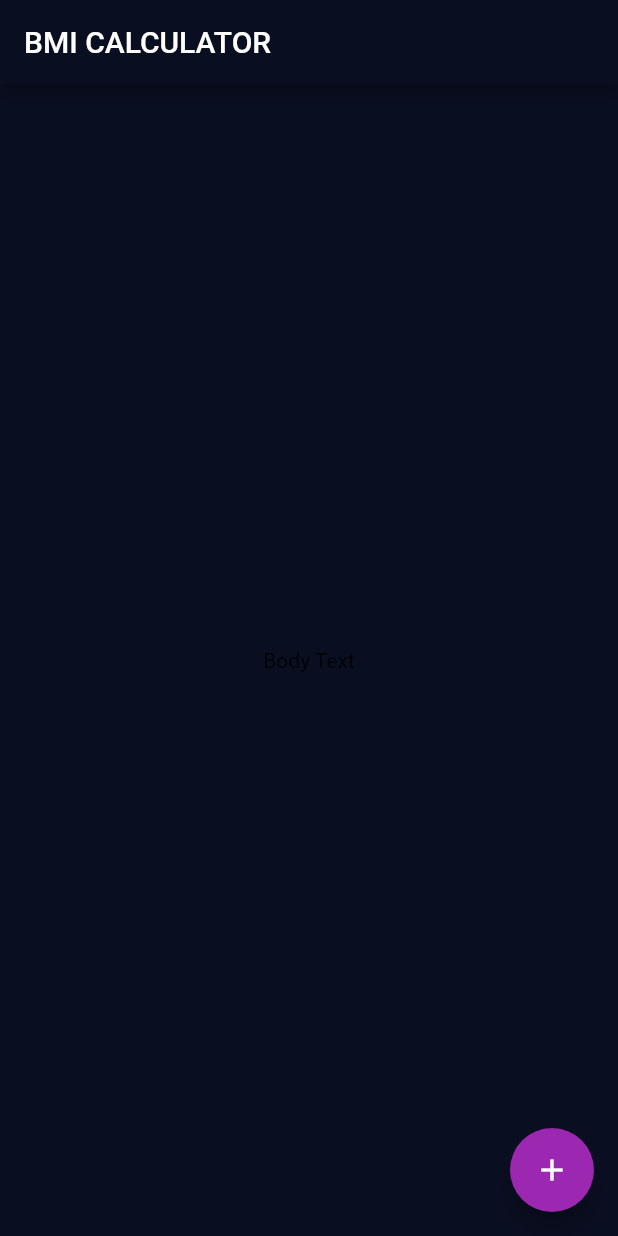
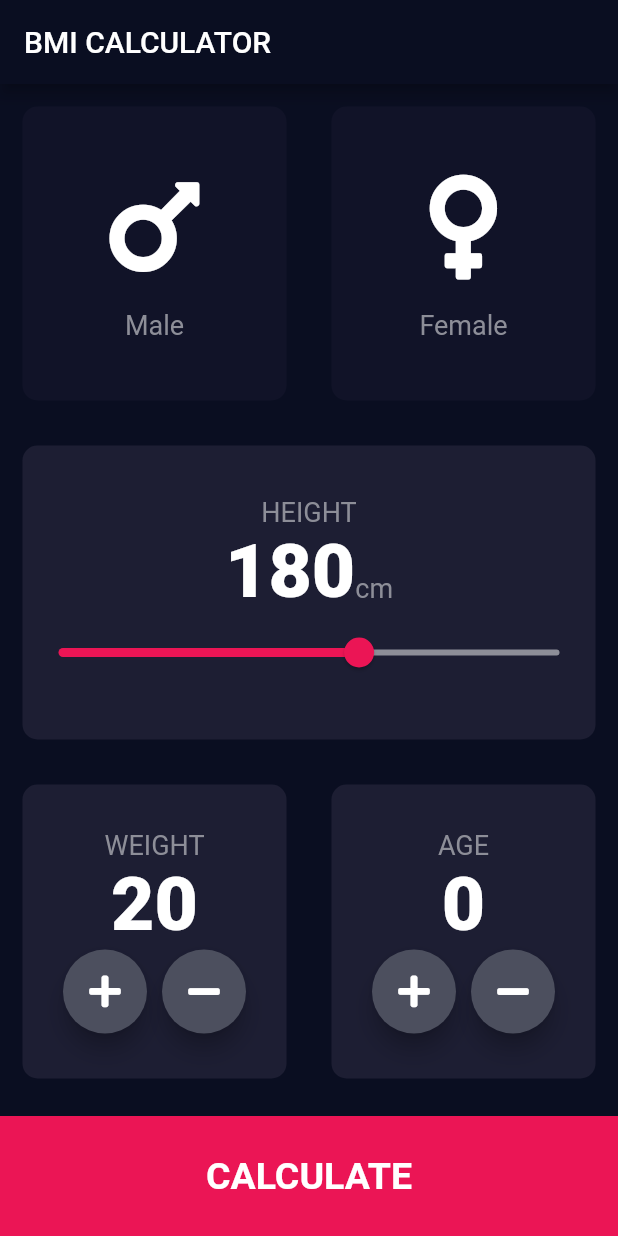
Before and after one commit to nagendra0032/bmicalc, a Flutter app: the screen it shows after launch, on a phone screen of 412 x 824 dp. Run offline on Flutter 3.47's test engine with Material 2 defaults, Android fonts, the phone set to English and light mode, and no system bars; our stand-ins replace font_awesome_flutter.

Commit message:
third commit

```diff
--- /dev/null
+++ b/lib/bottom_button.dart
@@ -0,0 +1,30 @@
+import 'package:flutter/material.dart';
+import 'package:bmicalc/constants.dart';
+import 'package:bmicalc/results_page.dart';
+
+class BottomButton extends StatelessWidget {
+
+  BottomButton({@required this.onTap, @required this.buttonTitle});
+
+  final Function onTap;
+  final String buttonTitle;
+  @override
+  Widget build(BuildContext context) {
+    return GestureDetector(
+      onTap: onTap,
+      child: Container(
+        child: Center(
+          child: Text(buttonTitle,
+            style: kLargeButtonTextStyle,
+
+          ),
+        ),
+        color: kBottomContainerColour,
+        margin: EdgeInsets.only(top: 10.0),
+//              padding: EdgeInsets.only(bottom: 20.0),
+        width: double.infinity,
+        height: kBottomContainerHeight,
+      ),
+    );
+  }
+}
--- /dev/null
+++ b/lib/calculator_brain.dart
@@ -0,0 +1,35 @@
+import 'package:flutter/material.dart';
+import 'dart:math';
+class CalculatorBrain {
+  CalculatorBrain({this.height, this.weight});
+
+  final int height;
+  final int weight;
+
+  double _bmi;
+
+  String calculateBMI() {
+    _bmi = weight / pow(height / 100, 2);
+    return _bmi.toStringAsFixed(1);
+  }
+
+  String getResult() {
+    if(_bmi >= 25) {
+      return 'Overweight';
+    } else if (_bmi > 18.5) {
+      return 'Normal';
+    } else {
+      return 'Underweight';
+    }
+  }
+
+  String getInterpretation() {
+    if(_bmi >= 25) {
+      return 'You have a higher than normal body weight. Try to excercise more';
+    } else if (_bmi > 18.5) {
+      return 'You have a normal body weight. Good job';
+    } else {
+      return 'You have a lower than normal body weight. You can eat a bit more';
+    }
+  }
+}
--- /dev/null
+++ b/lib/constants.dart
@@ -0,0 +1,44 @@
+import 'package:flutter/material.dart';
+
+
+const kBottomContainerHeight = 80.0;
+const kActiveCardColour = Color(0xFF1D1E33);
+const kInactiveCardColour = Color(0xFF111328);
+const kBottomContainerColour = Color(0xFFEB1555);
+
+const kFontStyle =  TextStyle(
+  fontSize: 50,
+  fontWeight: FontWeight.w900,
+
+);
+
+const kLabelTextStyle = TextStyle(
+  fontSize: 18.0,
+  color: Color(0xFF8D8E98),
+);
+
+const kLargeButtonTextStyle = TextStyle(
+  fontSize: 25.0,
+  fontWeight: FontWeight.bold,
+);
+
+const kTitleTextStyle = TextStyle(
+  fontSize: 50.0,
+  fontWeight: FontWeight.bold,
+);
+
+const kResultTextStyle = TextStyle(
+  color: Color(0xFF24D878),
+  fontSize: 22.0,
+  fontWeight: FontWeight.bold,
+
+);
+
+const kBMITextStyle = TextStyle(
+  fontSize: 100.0,
+  fontWeight: FontWeight.bold,
+);
+
+const kBodyTextStyle = TextStyle(
+  fontSize: 22.0,
+);
--- /dev/null
+++ b/lib/icon_content.dart
@@ -0,0 +1,31 @@
+import 'package:flutter/material.dart';
+import 'package:bmicalc/constants.dart';
+const iconSize = 80.0;
+
+class IconContent extends StatelessWidget {
+
+  IconContent({this.icon, this.label});
+
+  final IconData icon;
+  final String label;
+
+  @override
+  Widget build(BuildContext context) {
+    return Column(
+      mainAxisAlignment: MainAxisAlignment.center,
+      children: <Widget>[
+        Icon(
+          icon,
+          size: iconSize,
+        ),
+        SizedBox(
+          height: 15.0,
+        ),
+        Text(
+          label,
+          style: kLabelTextStyle,
+        ),
+      ],
+    );
+  }
+}
--- /dev/null
+++ b/lib/input_page.dart
@@ -0,0 +1,266 @@
+import 'package:bmicalc/results_page.dart';
+import 'package:flutter/material.dart';
+import 'package:font_awesome_flutter/font_awesome_flutter.dart';
+import 'package:bmicalc/icon_content.dart';
+import 'package:bmicalc/reusable_card.dart';
+import 'package:bmicalc/constants.dart';
+import 'package:bmicalc/results_page.dart';
+import 'package:bmicalc/bottom_button.dart';
+import 'package:bmicalc/calculator_brain.dart';
+
+
+enum Gender {
+  male,
+  female
+}
+
+class InputPage extends StatefulWidget {
+  @override
+  _InputPageState createState() => _InputPageState();
+}
+
+class _InputPageState extends State<InputPage> {
+
+//  Color maleCardColour = inactiveCardColour;
+//  Color femaleCardColour = inactiveCardColour;
+    Gender selectGender;
+    int height = 180;
+    int weight = 20;
+    int age = 0;
+
+//  void updateColour(Gender gender) {
+//    if(gender == Gender.male) {
+//      if(maleCardColour == inactiveCardColour) {
+//        maleCardColour = activeCardColour;
+//        femaleCardColour = inactiveCardColour;
+//      } else {
+//        maleCardColour = inactiveCardColour;
+//      }
+//    }
+//
+//    if(gender == Gender.female) {
+//      if(femaleCardColour == inactiveCardColour) {
+//        femaleCardColour = activeCardColour;
+//        maleCardColour = inactiveCardColour;
+//      } else {
+//        femaleCardColour = inactiveCardColour;
+//      }
+//    }
+//  }
+
+  @override
+  Widget build(BuildContext context) {
+    return Scaffold(
+      appBar: AppBar(
+        title: Text('BMI CALCULATOR'),
+      ),
+      body: Column(
+        crossAxisAlignment: CrossAxisAlignment.stretch,
+        children: <Widget>[
+          Expanded(child: Row(
+            children: <Widget>[
+              Expanded(child: ReusableCard(
+                onPress: () {
+                  setState(() {
+                    selectGender = Gender.male;
+                  });
+                },
+                colour:selectGender == Gender.male ? kActiveCardColour : kInactiveCardColour,
+                cardChild: IconContent(
+                  icon:  FontAwesomeIcons.mars,
+                  label: "Male",
+                ),
+              ),
+              ),
+              Expanded(child: ReusableCard(
+                onPress: () {
+                  setState(() {
+                    selectGender = Gender.female;
+                  });
+                },
+                colour:selectGender == Gender.female ? kActiveCardColour : kInactiveCardColour,
+                cardChild: IconContent(
+                  icon: FontAwesomeIcons.venus,
+                  label: "Female",
+                ),
+              ),
+              ),
+            ],
+          ),),
+          Expanded(child: ReusableCard(
+            colour:kActiveCardColour,
+            cardChild: Column(
+              mainAxisAlignment: MainAxisAlignment.center,
+              children: <Widget>[
+                Text('HEIGHT',
+                  style: kLabelTextStyle,
+                ),
+                Row(
+                  mainAxisAlignment: MainAxisAlignment.center,
+                  crossAxisAlignment: CrossAxisAlignment.baseline,
+                  textBaseline: TextBaseline.alphabetic,
+                  children: <Widget>[
+                    Text(height.toString(),
+                      style:kFontStyle,
+                    ),
+                    Text('cm',
+                    style:kLabelTextStyle,
+                    ),
+                  ],
+                ),
+                Slider(
+                  value: height.toDouble(),
+                  min: 120.0,
+                  max: 220,
+                  activeColor: Color(0xFFEB1555),
+                  inactiveColor: Color(0xFF8D8E98),
+                  onChanged: (double newValue) {
+                   setState(() {
+                     height = newValue.round();
+                   });
+                  },
+
+                    ),
+              ],
+            ),
+          ),
+          ),
+          Expanded(child: Row(
+            children: <Widget>[
+              Expanded(child: ReusableCard(
+                colour:kActiveCardColour,
+                cardChild: Column(
+                  mainAxisAlignment: MainAxisAlignment.center,
+                  children: <Widget>[
+                    Text('WEIGHT',
+                      style: kLabelTextStyle,
+                    ),
+                    Text(weight.toString(),
+                      style: kFontStyle,
+                    ),
+                    Row(
+                      mainAxisAlignment: MainAxisAlignment.center,
+                      children: <Widget>[
+                        RoundIconButton(
+                          icon: FontAwesomeIcons.plus,
+                          onPressed: (){
+                            setState(() {
+                              weight++;
+                            });
+                          },
+                        ),
+//                        FloatingActionButton(
+//                          backgroundColor: Color(0xFF4C4F5E),
+//                          child: Icon(
+//                            Icons.add,
+//                            color: Colors.white,
+//
+//                          ),
+//                        ),
+                        SizedBox(width: 10.0,),
+                        RoundIconButton(
+                          icon: FontAwesomeIcons.minus,
+                          onPressed: (){
+                            setState(() {
+                              weight--;
+                            });
+                          },
+                        ),
+                      ],
+                    ),
+
+                  ],
+                ),
+              ),
+              ),
+              Expanded(child: ReusableCard(
+                colour:kActiveCardColour,
+                  cardChild: Column(
+                    mainAxisAlignment: MainAxisAlignment.center,
+                    children: <Widget>[
+                      Text('AGE',
+                        style: kLabelTextStyle,
+                      ),
+                      Text(age.toString(),
+                        style: kFontStyle,
+                      ),
+                      Row(
+                        mainAxisAlignment: MainAxisAlignment.center,
+                        children: <Widget>[
+                          RoundIconButton(
+                            icon: FontAwesomeIcons.plus,
+                            onPressed: (){
+                              setState(() {
+                                age++;
+                              });
+                            },
+                          ),
+//                        FloatingActionButton(
+//                          backgroundColor: Color(0xFF4C4F5E),
+//                          child: Icon(
+//                            Icons.add,
+//                            color: Colors.white,
+//
+//                          ),
+//                        ),
+                          SizedBox(width: 10.0,),
+                          RoundIconButton(
+                            icon: FontAwesomeIcons.minus,
+                            onPressed: (){
+                              setState(() {
+                                age--;
+                              });
+                            },
+                          ),
+                        ],
+                      ),
+
+                    ],
+                  ),
+              ),
+              ),
+            ],
+          ),),
+           BottomButton(
+             buttonTitle: 'CALCULATE',
+             onTap: (){
+               CalculatorBrain calc = CalculatorBrain(height: height, weight: weight);
+
+               Navigator.push(context,
+                 MaterialPageRoute(builder: (context) => ResultsPage(
+                   bmiResult: calc.calculateBMI(),
+                   resultText: calc.getResult(),
+                   interpretation: calc.getInterpretation(),
+                 ),),
+                   );
+             },
+           ),
+          ],
+      ),
+    );
+  }
+}
+
+
+class RoundIconButton extends StatelessWidget {
+
+  RoundIconButton({@required this.icon, @required this.onPressed});
+
+  final IconData icon;
+  final Function onPressed;
+
+  @override
+  Widget build(BuildContext context) {
+    return RawMaterialButton(
+      child:Icon(icon),
+      onPressed: onPressed,
+      elevation: 6.0,
+      constraints: BoxConstraints.tightFor(
+        width: 56.0,
+        height: 56.0,
+      ),
+      shape: CircleBorder(),
+      fillColor: Color(0xFF4C4F5E),
+    );
+  }
+}
--- a/lib/main.dart
+++ b/lib/main.dart
@@ -1,40 +1,16 @@
 import 'package:flutter/material.dart';
-
+import 'package:bmicalc/input_page.dart';
 void main() => runApp(BMICalculator());
 
 class BMICalculator extends StatelessWidget {
   @override
   Widget build(BuildContext context) {
     return MaterialApp(
-      theme: ThemeData(
+      theme: ThemeData.dark().copyWith(
         primaryColor: Color(0xFF0A0E21),
         scaffoldBackgroundColor: Color(0xFF0A0E21),
-        accentColor: Colors.purple,
-
       ),
       home: InputPage(),
     );
   }
 }
-
-class InputPage extends StatefulWidget {
-  @override
-  _InputPageState createState() => _InputPageState();
-}
-
-class _InputPageState extends State<InputPage> {
-  @override
-  Widget build(BuildContext context) {
-    return Scaffold(
-      appBar: AppBar(
-        title: Text('BMI CALCULATOR'),
-      ),
-      body: Center(
-        child: Text('Body Text'),
-      ),
-      floatingActionButton: FloatingActionButton(
-        child: Icon(Icons.add),
-      ),
-    );
-  }
-}
--- /dev/null
+++ b/lib/reusable_card.dart
@@ -0,0 +1,25 @@
+import 'package:flutter/material.dart';
+
+class ReusableCard extends StatelessWidget {
+
+  ReusableCard({@required this.colour, this.cardChild, this.onPress});
+
+  final Color colour;
+  final Widget cardChild;
+  final Function onPress;
+
+  @override
+  Widget build(BuildContext context) {
+    return GestureDetector(
+      onTap: onPress,
+      child: Container(
+        child: cardChild,
+        margin: EdgeInsets.all(15.0),
+        decoration: BoxDecoration(
+          color: colour,
+          borderRadius: BorderRadius.circular(10.0),
+        ),
+      ),
+    );
+  }
+}
--- a/pubspec.yaml
+++ b/pubspec.yaml
@@ -23,6 +23,7 @@ dependencies:
   # The following adds the Cupertino Icons font to your application.
   # Use with the CupertinoIcons class for iOS style icons.
   cupertino_icons: ^0.1.2
+  font_awesome_flutter: ^8.5.0
 
 dev_dependencies:
   flutter_test:
```
Also changed, not shown: lib/results_page.dart (added, +71 -0 lines), pubspec.lock.
